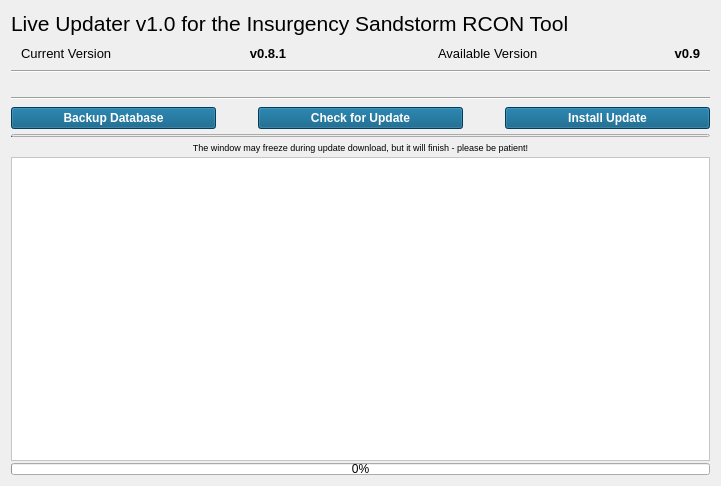
First picture: the form in source_files/isrt_updater.ui, repository olli-e/ISRT, before the edit.
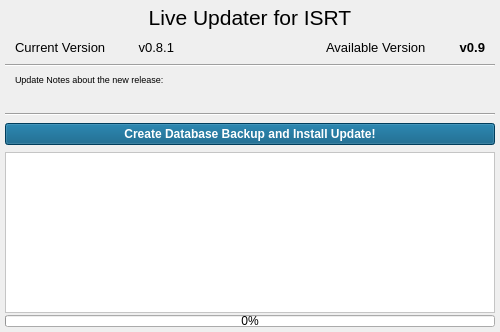
Second picture: the form after the edit. Icons and pictures are not drawn.

```diff
--- a/source_files/isrt_updater.ui
+++ b/source_files/isrt_updater.ui
@@ -6,10 +6,16 @@
    <rect>
     <x>0</x>
     <y>0</y>
-    <width>721</width>
-    <height>486</height>
+    <width>500</width>
+    <height>332</height>
    </rect>
   </property>
+  <property name="minimumSize">
+   <size>
+    <width>500</width>
+    <height>332</height>
+   </size>
+  </property>
   <property name="windowTitle">
    <string>ISRT Updater</string>
   </property>
@@ -18,6 +24,18 @@
     <normaloff>:/img/img/isrt.ico</normaloff>:/img/img/isrt.ico</iconset>
   </property>
   <layout class="QVBoxLayout" name="verticalLayout_2">
+   <property name="leftMargin">
+    <number>5</number>
+   </property>
+   <property name="topMargin">
+    <number>5</number>
+   </property>
+   <property name="rightMargin">
+    <number>5</number>
+   </property>
+   <property name="bottomMargin">
+    <number>5</number>
+   </property>
    <item>
     <layout class="QVBoxLayout" name="verticalLayout">
      <property name="spacing">
@@ -31,7 +49,10 @@
         </font>
        </property>
        <property name="text">
-        <string>Live Updater v1.0 for the Insurgency Sandstorm RCON Tool</string>
+        <string>Live Updater for ISRT</string>
+       </property>
+       <property name="alignment">
+        <set>Qt::AlignCenter</set>
        </property>
       </widget>
      </item>
@@ -99,8 +120,8 @@
          <property name="font">
           <font>
            <pointsize>10</pointsize>
-           <weight>75</weight>
-           <bold>true</bold>
+           <weight>50</weight>
+           <bold>false</bold>
           </font>
          </property>
          <property name="text">
@@ -210,6 +231,63 @@
        </property>
       </widget>
      </item>
+     <item>
+      <layout class="QHBoxLayout" name="horizontalLayout_4">
+       <item>
+        <spacer name="horizontalSpacer_10">
+         <property name="orientation">
+          <enum>Qt::Horizontal</enum>
+         </property>
+         <property name="sizeType">
+          <enum>QSizePolicy::Fixed</enum>
+         </property>
+         <property name="sizeHint" stdset="0">
+          <size>
+           <width>10</width>
+           <height>20</height>
+          </size>
+         </property>
+        </spacer>
+       </item>
+       <item>
+        <widget class="QLabel" name="lbl_update_text_2">
+         <property name="minimumSize">
+          <size>
+           <width>0</width>
+           <height>0</height>
+          </size>
+         </property>
+         <property name="font">
+          <font>
+           <pointsize>7</pointsize>
+           <weight>50</weight>
+           <italic>false</italic>
+           <bold>false</bold>
+          </font>
+         </property>
+         <property name="text">
+          <string>Update Notes about the new release:</string>
+         </property>
+        </widget>
+       </item>
+       <item>
+        <spacer name="horizontalSpacer_11">
+         <property name="orientation">
+          <enum>Qt::Horizontal</enum>
+         </property>
+         <property name="sizeType">
+          <enum>QSizePolicy::Fixed</enum>
+         </property>
+         <property name="sizeHint" stdset="0">
+          <size>
+           <width>10</width>
+           <height>20</height>
+          </size>
+         </property>
+        </spacer>
+       </item>
+      </layout>
+     </item>
      <item>
       <layout class="QHBoxLayout" name="horizontalLayout_3">
        <item>
@@ -230,10 +308,18 @@
        </item>
        <item>
         <widget class="QLabel" name="lbl_update_text">
+         <property name="minimumSize">
+          <size>
+           <width>0</width>
+           <height>0</height>
+          </size>
+         </property>
          <property name="font">
           <font>
            <pointsize>10</pointsize>
+           <weight>75</weight>
            <italic>true</italic>
+           <bold>true</bold>
           </font>
          </property>
          <property name="text">
@@ -284,72 +370,6 @@
      </item>
      <item>
       <layout class="QHBoxLayout" name="horizontalLayout_2">
-       <item>
-        <widget class="QPushButton" name="btn_update_backup">
-         <property name="font">
-          <font>
-           <weight>75</weight>
-           <bold>true</bold>
-          </font>
-         </property>
-         <property name="styleSheet">
-          <string notr="true">background-color: rgb(0, 85, 127);
-color: rgb(255, 255, 255);</string>
-         </property>
-         <property name="text">
-          <string>Backup Database</string>
-         </property>
-        </widget>
-       </item>
-       <item>
-        <spacer name="horizontalSpacer">
-         <property name="orientation">
-          <enum>Qt::Horizontal</enum>
-         </property>
-         <property name="sizeType">
-          <enum>QSizePolicy::Fixed</enum>
-         </property>
-         <property name="sizeHint" stdset="0">
-          <size>
-           <width>40</width>
-           <height>20</height>
-          </size>
-         </property>
-        </spacer>
-       </item>
-       <item>
-        <widget class="QPushButton" name="btn_update_check">
-         <property name="font">
-          <font>
-           <weight>75</weight>
-           <bold>true</bold>
-          </font>
-         </property>
-         <property name="styleSheet">
-          <string notr="true">background-color: rgb(0, 85, 127);
-color: rgb(255, 255, 255);</string>
-         </property>
-         <property name="text">
-          <string>Check for Update</string>
-         </property>
-        </widget>
-       </item>
-       <item>
-        <spacer name="horizontalSpacer_2">
-         <property name="orientation">
-          <enum>Qt::Horizontal</enum>
-         </property>
-         <property name="sizeType">
-          <enum>QSizePolicy::Fixed</enum>
-         </property>
-         <property name="sizeHint" stdset="0">
-          <size>
-           <width>40</width>
-           <height>20</height>
-          </size>
-         </property>
-        </spacer>
-       </item>
        <item>
         <widget class="QPushButton" name="btn_update_install">
          <property name="font">
@@ -363,7 +383,7 @@
 color: rgb(255, 255, 255);</string>
          </property>
          <property name="text">
-          <string>Install Update</string>
+          <string>Create Database Backup and Install Update!</string>
          </property>
         </widget>
        </item>
@@ -380,79 +400,7 @@
        <property name="sizeHint" stdset="0">
         <size>
          <width>20</width>
-         <height>3</height>
-        </size>
-       </property>
-      </spacer>
-     </item>
-     <item>
-      <widget class="QProgressBar" name="download_progress">
-       <property name="minimumSize">
-        <size>
-         <width>0</width>
-         <height>3</height>
-        </size>
-       </property>
-       <property name="maximumSize">
-        <size>
-         <width>16777214</width>
-         <height>3</height>
-        </size>
-       </property>
-       <property name="styleSheet">
-        <string notr="true"/>
-       </property>
-       <property name="value">
-        <number>0</number>
-       </property>
-       <property name="textVisible">
-        <bool>false</bool>
-       </property>
-      </widget>
-     </item>
-     <item>
-      <spacer name="verticalSpacer_5">
-       <property name="orientation">
-        <enum>Qt::Vertical</enum>
-       </property>
-       <property name="sizeType">
-        <enum>QSizePolicy::Fixed</enum>
-       </property>
-       <property name="sizeHint" stdset="0">
-        <size>
-         <width>20</width>
-         <height>3</height>
-        </size>
-       </property>
-      </spacer>
-     </item>
-     <item>
-      <widget class="QLabel" name="label_4">
-       <property name="font">
-        <font>
-         <pointsize>7</pointsize>
-        </font>
-       </property>
-       <property name="text">
-        <string>The window may freeze during update download, but it will finish - please be patient!</string>
-       </property>
-       <property name="alignment">
-        <set>Qt::AlignCenter</set>
-       </property>
-      </widget>
-     </item>
-     <item>
-      <spacer name="verticalSpacer_6">
-       <property name="orientation">
-        <enum>Qt::Vertical</enum>
-       </property>
-       <property name="sizeType">
-        <enum>QSizePolicy::Fixed</enum>
-       </property>
-       <property name="sizeHint" stdset="0">
-        <size>
-         <width>20</width>
-         <height>2</height>
+         <height>5</height>
         </size>
        </property>
       </spacer>
```
